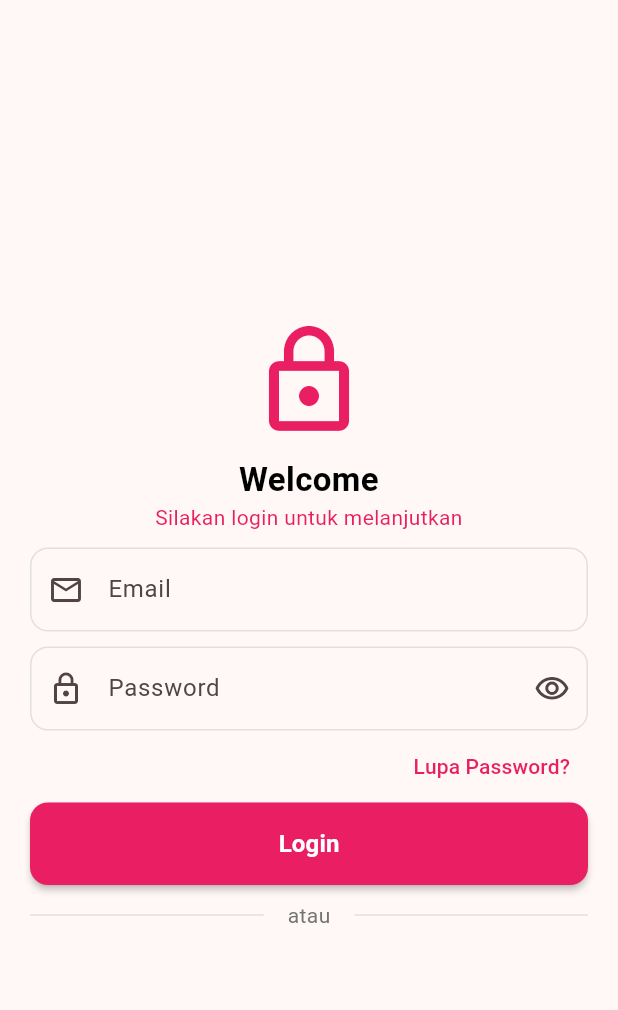
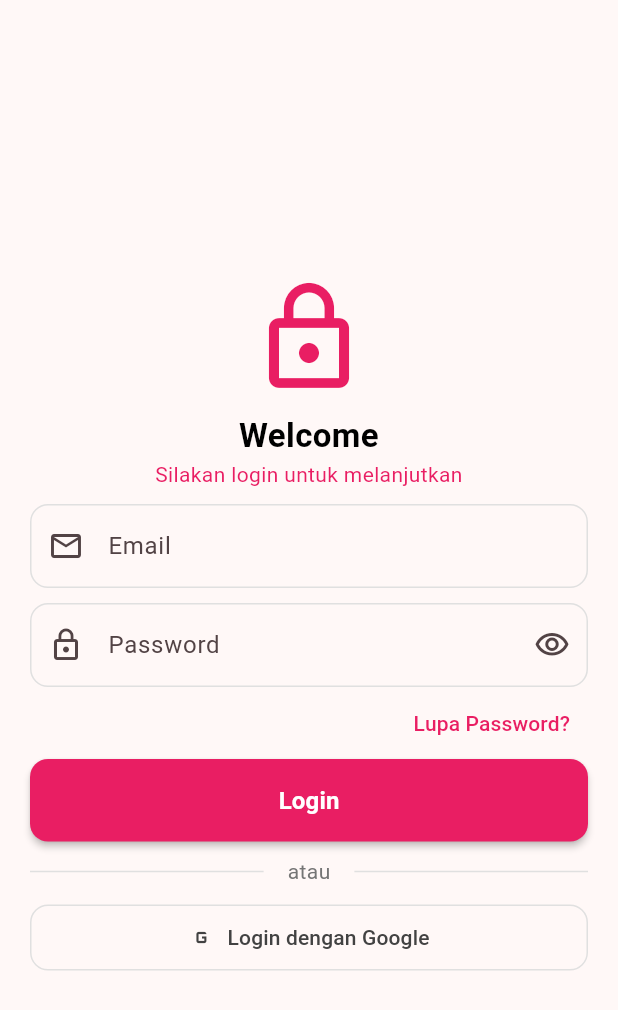
Before and after one commit to helenoktaa/KB1179-1123150205-uts, a Flutter app: the Login screen opened directly, on a phone screen of 412 x 824 dp. Shown: the top 1010 px of the screen. Run offline on Flutter 3.47's test engine with Material 3 defaults, Android fonts, the light colour scheme and no system bars.

Commit message:
add social button

```diff
--- a/lib/screen/login.dart
+++ b/lib/screen/login.dart
@@ -122,6 +122,26 @@ class Login extends StatelessWidget {
                   Expanded(child: Divider(color: Colors.grey[300])),
                 ],
               ),
+              SizedBox(height: 10),
+
+              //social login button
+              OutlinedButton.icon(
+                onPressed: () {
+                  //aksi ke google
+                },
+                icon: Icon(Icons.g_mobiledata, color: Colors.grey[800]),
+                label: Text(
+                  'Login dengan Google',
+                  style: TextStyle(color: Colors.grey[800]),
+                ),
+                style: OutlinedButton.styleFrom(
+                  padding: const EdgeInsets.symmetric(vertical: 12),
+                  shape: RoundedRectangleBorder(
+                    borderRadius: BorderRadius.circular(12),
+                  ),
+                  side: BorderSide(color: Colors.grey[300]!),
+                ),
+              ),
             ],
           ),
         ),
```
